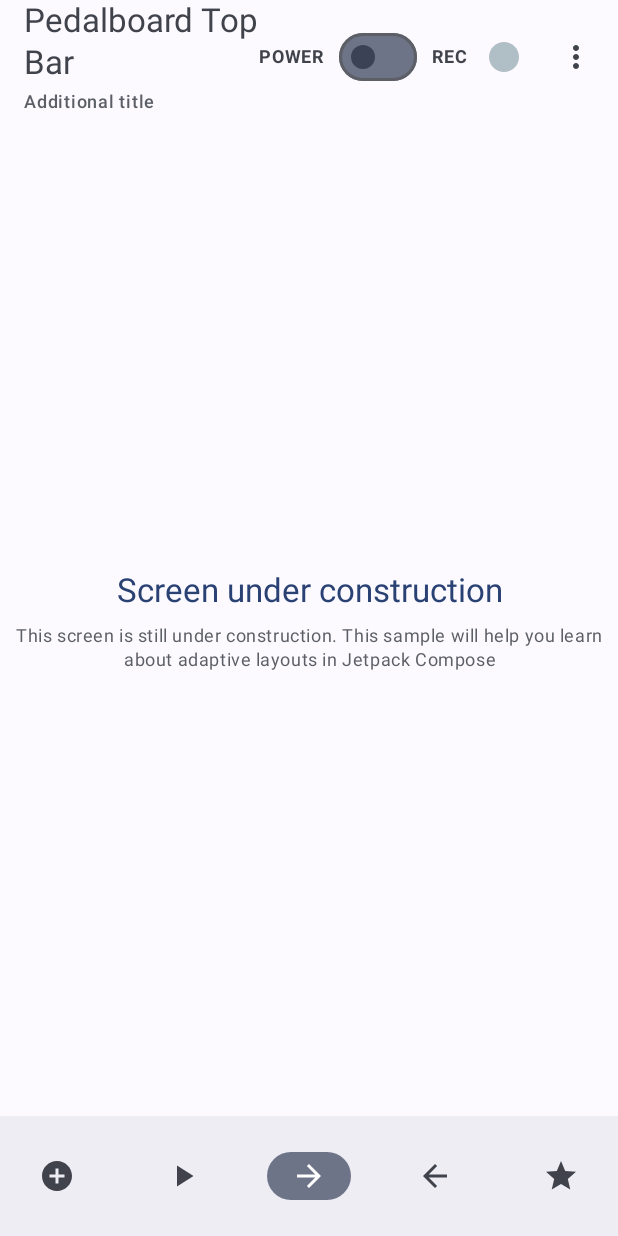
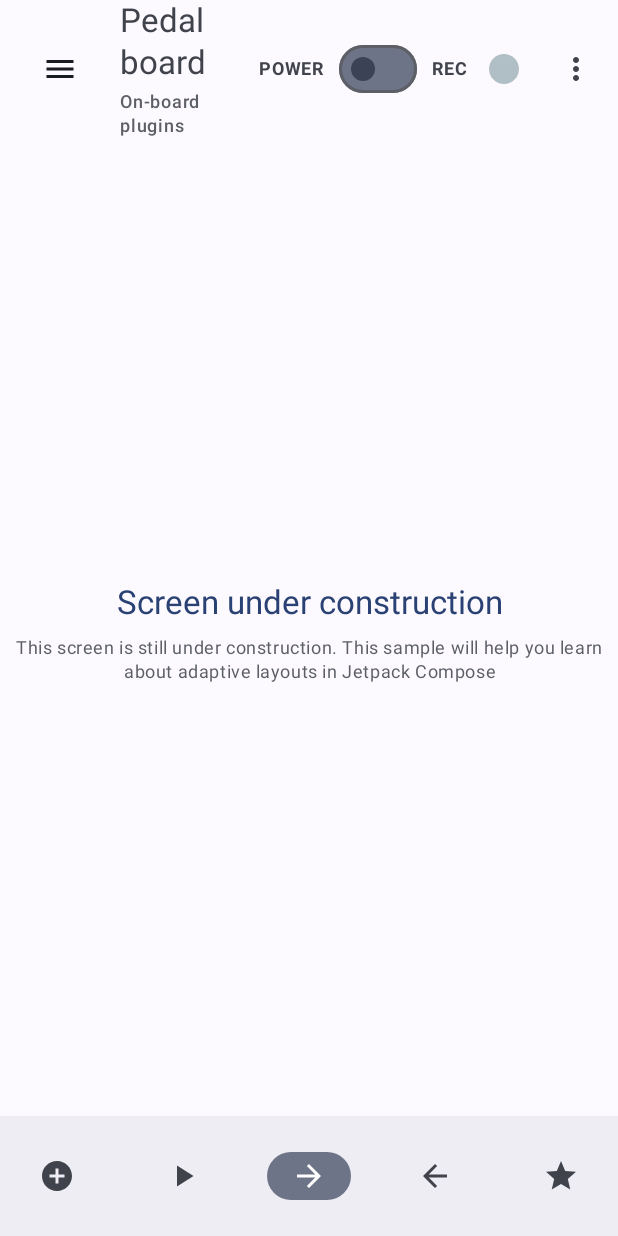
Before and after one commit to arutemu/pedalboard, an Android app built with Jetpack Compose: the @Preview function PedalboardAppPreview, item 3 of the bottom bar chosen, on a phone screen of 412 x 824 dp. Run offline under Robolectric (Android 15) with nearby library versions, the phone set to English and light mode, and no system bars; our stand-ins replace window size class; libraries missing offline, so code that uses them is left out: androidx.palette.graphics, com.google.accompanist.adaptive; pictures from the network do not load; 1 statement that could not run was skipped.

Commit message:
Experimental changes: - moved Drawer icon from NavRail to TopBar - also a lot of stuff I forgot

```diff
--- a/app/src/main/AndroidManifest.xml
+++ b/app/src/main/AndroidManifest.xml
@@ -16,6 +16,7 @@
             android:name=".ui.MainActivity"
             android:exported="true"
             android:label="@string/app_name"
+            android:windowSoftInputMode="adjustResize"
             android:theme="@style/Theme.Pedalboard">
             <intent-filter>
                 <action android:name="android.intent.action.MAIN" />
--- a/app/src/main/java/com/mukuro/pedalboard/ui/PedalboardApp.kt
+++ b/app/src/main/java/com/mukuro/pedalboard/ui/PedalboardApp.kt
@@ -126,6 +126,10 @@ fun PedalboardApp(
         }
     } ///// FUCK THIS CODE, LEAVE IT ON TOP!!!!1 TODO - refactor ^ that shit, it's almost useless
 
+    Column(modifier = Modifier){
+        PedalboardTopBar(onDrawerClicked = {
+
+        })
         PedalboardNavigationWrapper(
             navigationType = navigationType,
             contentType = contentType,
@@ -136,6 +140,8 @@ fun PedalboardApp(
             navigateToDetail = navigateToDetail,
             toggleSelectedPlugin = toggleSelectedPlugin
         )
+    }
+
 }
 
 @OptIn(ExperimentalMaterial3Api::class)
@@ -338,7 +344,7 @@ fun PedalboardAppContent(
 
              */
 
-            PedalboardTopBar(onBackPressed = {})
+            //PedalboardTopBar(onDrawerClicked = {})
             PedalboardNavHost(
                 navController = navController,
                 contentType = contentType,
--- a/app/src/main/java/com/mukuro/pedalboard/ui/components/PedalboardAppBars.kt
+++ b/app/src/main/java/com/mukuro/pedalboard/ui/components/PedalboardAppBars.kt
@@ -9,11 +9,14 @@ import androidx.compose.foundation.layout.fillMaxHeight
 import androidx.compose.foundation.layout.fillMaxWidth
 import androidx.compose.foundation.layout.padding
 import androidx.compose.foundation.layout.requiredSizeIn
+import androidx.compose.foundation.layout.safeDrawingPadding
 import androidx.compose.foundation.layout.size
+import androidx.compose.foundation.layout.width
 import androidx.compose.foundation.magnifier
 import androidx.compose.foundation.shape.CircleShape
 import androidx.compose.material.icons.Icons
 import androidx.compose.material.icons.filled.ArrowBack
+import androidx.compose.material.icons.filled.Menu
 import androidx.compose.material.icons.filled.MoreVert
 import androidx.compose.material.icons.filled.Search
 import androidx.compose.material.icons.rounded.Circle
@@ -84,7 +87,7 @@ fun PluginDetailAppBar(
     plugin: Plugin,
     isFullScreen: Boolean,
     modifier: Modifier = Modifier,
-    onBackPressed: () -> Unit
+    onBackPressed: () -> Unit // Add --- onDrawerClicked: () -> Unit = {},
 ) {
     TopAppBar(
         modifier = modifier,
@@ -114,7 +117,9 @@ fun PluginDetailAppBar(
             if (isFullScreen) {
                 FilledIconButton(
                     onClick = onBackPressed,
-                    modifier = Modifier.padding(8.dp),
+                    modifier = Modifier
+                        .width(90.dp)
+                        .padding(8.dp),
                     colors = IconButtonDefaults.filledIconButtonColors(
                         containerColor = MaterialTheme.colorScheme.surface,
                         contentColor = MaterialTheme.colorScheme.onSurface
@@ -146,10 +151,10 @@ fun PluginDetailAppBar(
 @Composable
 fun PedalboardTopBar(
     modifier: Modifier = Modifier,
-    onBackPressed: () -> Unit
+    onDrawerClicked: () -> Unit = {} //onBackPressed: () -> Unit
 ) {
     TopAppBar(
-        modifier = modifier,
+        modifier = modifier, //.safeDrawingPadding(),
         colors = TopAppBarDefaults.topAppBarColors(
             containerColor = MaterialTheme.colorScheme.inverseOnSurface
         ),
@@ -166,37 +171,38 @@ fun PedalboardTopBar(
                 horizontalAlignment = Alignment.Start
 
             ) {
+                // TODO - add dynamic titles for each app page (dunno how yet tho)
                 Text(
-                    text = "Pedalboard Top Bar",
+                    text = "Pedal board",
                     style = MaterialTheme.typography.titleLarge,
                     color = MaterialTheme.colorScheme.onSurfaceVariant
                 )
                 Text(
                     modifier = Modifier.padding(top = 4.dp),
-                    //text = "${plugin.name} ${stringResource(id = R.string.messages)}"
-                    text = "Additional title", ///// something very stupid here
+                    text = "On-board plugins",
                     style = MaterialTheme.typography.labelMedium,
                     color = MaterialTheme.colorScheme.outline
                 )
             }
 
         },
-/*        navigationIcon = {
-            FilledIconButton(
-                onClick = onBackPressed,
-                modifier = Modifier.padding(8.dp),
-                colors = IconButtonDefaults.filledIconButtonColors(
+        navigationIcon = {
+            IconButton(
+                onClick = onDrawerClicked,
+                modifier = Modifier
+                    .width(72.dp),
+/*                colors = IconButtonDefaults.filledIconButtonColors(
                     containerColor = MaterialTheme.colorScheme.surface,
                     contentColor = MaterialTheme.colorScheme.onSurface
-                )
+                )*/
             ) {
                 Icon(
-                    imageVector = Icons.Default.ArrowBack,
-                    contentDescription = stringResource(id = R.string.back_button),
-                    modifier = Modifier.size(14.dp)
+                    imageVector = Icons.Default.Menu,
+                    contentDescription = stringResource(id = R.string.navigation_drawer),
+                    modifier = Modifier.size(24.dp)
                 )
             }
-        },*/
+        },
         actions = {
             var checked: Boolean by remember { mutableStateOf(false) } // TODO - change to rememberSavable if needed
             var recChecked: Boolean by remember { mutableStateOf(false) }
--- a/app/src/main/java/com/mukuro/pedalboard/ui/components/PedalboardPluginCard.kt
+++ b/app/src/main/java/com/mukuro/pedalboard/ui/components/PedalboardPluginCard.kt
@@ -25,6 +25,7 @@ import androidx.compose.foundation.layout.fillMaxWidth
 import androidx.compose.foundation.layout.height
 import androidx.compose.foundation.layout.padding
 import androidx.compose.foundation.layout.safeContentPadding
+import androidx.compose.foundation.layout.safeDrawingPadding
 import androidx.compose.foundation.layout.size
 import androidx.compose.foundation.layout.wrapContentSize
 import androidx.compose.foundation.shape.RoundedCornerShape
@@ -177,6 +178,7 @@ fun PedalboardPluginCard(
                 onLongClick = { toggleSelection(plugin.id) }
             )*/
             .clip(CardDefaults.shape),
+            //.safeDrawingPadding(),
         colors = CardDefaults.cardColors(
             containerColor = if (isSelected) MaterialTheme.colorScheme.primaryContainer
             else if (isOpened) MaterialTheme.colorScheme.secondaryContainer // WTF
@@ -219,7 +221,7 @@ fun PedalboardPluginCard(
             }*/
 
             // Coil Image element
-            plugin.coverDrawable?.let {
+/*            plugin.coverDrawable?.let {
                 // Draw image
                 AsyncImage(
                     model = plugin.coverDrawable,
@@ -232,7 +234,7 @@ fun PedalboardPluginCard(
                 // Generate palette
                 val bitmap = remember { BitmapFactory.decodeResource(context.resources, plugin.coverDrawable) }
 
-                /* Create the Palette, pass the bitmap to it */
+                *//* Create the Palette, pass the bitmap to it *//*
                 //val palette = remember { Palette.from(bitmap).generate() }
                 val palette = remember {
                     Palette.from(bitmap).generate()
@@ -241,7 +243,7 @@ fun PedalboardPluginCard(
                 colorArray[0] = palette.vibrantSwatch?.let { Color(it.rgb) } ?: Color.DarkGray
                 colorArray[1] = palette.darkVibrantSwatch?.let { Color(it.rgb) } ?: Color.LightGray
                 colorArray[2] = palette.darkMutedSwatch?.let { Color(it.rgb) } ?: Color.Red
-            }
+            }*/
 
             // TODO - part of background image implementation. Waiting for a proper refactor
             //val imageResource = getCardImageResource(plugin.name)
@@ -276,10 +278,10 @@ fun PedalboardPluginCard(
                 Row(
                     verticalAlignment = Alignment.CenterVertically,
                     modifier = Modifier
+                        .fillMaxWidth()
                         .height(48.dp)
-                        .fillMaxWidth()
                         //.padding(top = 12.dp)
-                        .safeContentPadding()
+                        //.safeContentPadding()
                         .background(MaterialTheme.colorScheme.secondary.copy(alpha = 0.4f))
                         //.alpha(50f)
                 ) {
@@ -361,7 +363,7 @@ fun PedalboardPluginCard(
                         .fillMaxSize()
                         .padding(4.dp), // 4-8 is ok
                     horizontalArrangement = plugin.horizontal ?: Arrangement.Center,
-                    verticalArrangement = plugin.vertical ?: Arrangement.Top, //Arrangement.Center, //Arrangement.Absolute.SpaceEvenly, //.spacedBy(4.dp),
+                    //verticalArrangement = plugin.vertical ?: Arrangement.Top, //Arrangement.Center, //Arrangement.Absolute.SpaceEvenly, //.spacedBy(4.dp),
                     maxItemsInEachRow = maxItemsCount //3
                 )
                 {
@@ -452,15 +454,16 @@ fun PluginKnob(
     ) {
         Text( // Current knob value
             text = "%.1f".format(angle.mapRange(0f,1f, knob.startPoint, knob.endPoint)).toFloat().toString()+knob.measure,
-            color = colors?.get(2) ?: Color.DarkGray,
+            color = colors?.get(0) ?: Color.DarkGray,
             textAlign = TextAlign.Center,
             modifier = Modifier
-                .fillMaxWidth(fraction = 0.5f)
-                .align(Alignment.CenterHorizontally) // would be good to add some outline here like in commented lines
+                .fillMaxWidth(fraction = 0.45f)
+                 // would be good to add some outline here like in commented lines
                 //.clip(CircleShape)
                 .padding(top = 4.dp, bottom = 4.dp)
                 //.alpha(0.5f)
-                .background(color = (colors?.get(1) ?: knobColor), shape = RoundedCornerShape(size = 12.dp)),
+                .background(color = (colors?.get(1) ?: knobColor), shape = RoundedCornerShape(size = 12.dp))
+                .align(Alignment.CenterHorizontally),
             //.wrapContentSize(Alignment.TopCenter, unbounded = false),
             maxLines = 1,
             style = MaterialTheme.typography.labelSmall,
@@ -503,10 +506,10 @@ fun PluginKnob(
                 val pointerRightX = centerX - (cos(Math.toRadians(254.0)).toFloat() * (radius * 1.28f))
 
                 val colorStops = arrayOf(
-                    0.0f to Color.DarkGray,
+                    0.0f to Color.LightGray, //DarkGray,
                     0.16f to Color.Red,
                     0.33f to Color.LightGray,
-                    0.75f to Color.DarkGray
+                    0.75f to Color.LightGray //DarkGray
                 )
                 // Left marker
                 drawCircle(
@@ -538,16 +541,16 @@ fun PluginKnob(
         }
         Text(
             text = knob.name,
-            color = colors?.get(2) ?: Color.DarkGray,
+            color = colors?.get(0) ?: Color.DarkGray,
             textAlign = TextAlign.Center,
             modifier = Modifier
-                //.fillMaxWidth(fraction = 0.8f)
+                .fillMaxWidth(fraction = 0.5f)
                 .align(Alignment.CenterHorizontally)
-                .padding(top = 4.dp, bottom = 4.dp),
-                //.background(color = (colors?.get(1) ?: knobColor), shape = RoundedCornerShape(size = 8.dp)),
+                .padding(top = 4.dp, bottom = 4.dp)
+                .background(color = (colors?.get(1) ?: knobColor), shape = RoundedCornerShape(size = 30.dp)),
             //style = TextStyle(color = Color.Black, fontSize = 12.sp, fontWeight = FontWeight.Bold),
-            style = MaterialTheme.typography.titleMedium.merge(
-                TextStyle(color = colors?.get(1) ?: Color.DarkGray,
+            style = MaterialTheme.typography.labelMedium //titleMedium //.merge(
+                /* TextStyle(color = colors?.get(1) ?: Color.DarkGray,
                     //fontSize = 80.sp,
                     drawStyle = Stroke(
                         miter = 10f,
@@ -555,8 +558,9 @@ fun PluginKnob(
                         join = StrokeJoin.Round
                     )
                 )
-            ),
-            fontWeight = FontWeight.ExtraBold
+            )*/,
+            maxLines = 1,
+            //fontWeight = FontWeight.ExtraBold
         )
     }
 }
--- a/app/src/main/java/com/mukuro/pedalboard/ui/navigation/PedalboardNavigationActions.kt
+++ b/app/src/main/java/com/mukuro/pedalboard/ui/navigation/PedalboardNavigationActions.kt
@@ -18,7 +18,6 @@ object PedalboardRoute {
     const val PRESETS = "Presets"
     const val RECORDED = "Recorded"
     const val DRUMS = "Drums"
-    //const val POWER = "Power"
 }
 
 data class PedalboardTopLevelDestination(
--- a/app/src/main/java/com/mukuro/pedalboard/ui/theme/Theme.kt
+++ b/app/src/main/java/com/mukuro/pedalboard/ui/theme/Theme.kt
@@ -53,7 +53,7 @@ fun PedalboardTheme(
         darkTheme -> DarkColorScheme
         else -> LightColorScheme
     }
-    val view = LocalView.current
+/*    val view = LocalView.current
     if (!view.isInEditMode) {
         SideEffect {
             val window = (view.context as Activity).window
@@ -62,7 +62,7 @@ fun PedalboardTheme(
             //window.statusBarColor = colorScheme.inverseOnSurface.toArgb() // for the same color as the top bar, but with font color issue
             WindowCompat.getInsetsController(window, view).isAppearanceLightStatusBars = darkTheme
         }
-    }
+    }*/
 
     MaterialTheme(
         colorScheme = colorScheme,
```
Also changed, not shown: app/build.gradle (+5 -5 lines), app/src/main/java/com/mukuro/pedalboard/ui/MainActivity.kt (+23 -1 lines), app/src/main/java/com/mukuro/pedalboard/ui/PedalboardListContent.kt (+53 -18 lines), app/src/main/java/com/mukuro/pedalboard/ui/navigation/PedalboardNavigationComponents.kt (+6 -10 lines). Lines whose indentation alone changed are shown as unchanged.
